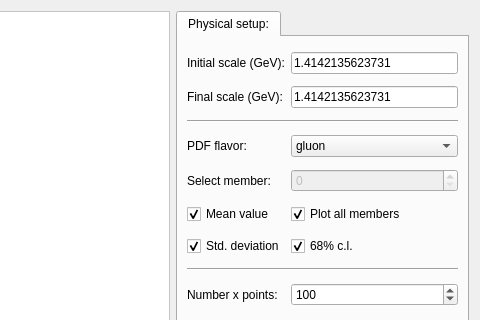
scarrazza/apfel, file apfelgui2/forms/plotmembers.ui: the form before one commit; both pictures show x 541 to 1021 and y 0 to 320 of the 1021 by 522 pixel window.
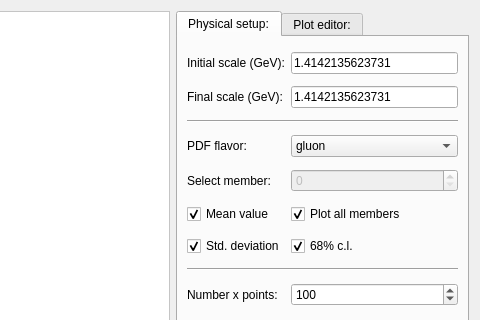
The form after the commit. Icons and pictures are not drawn.

Diff of the .ui file:
```diff
--- a/apfelgui2/forms/plotmembers.ui
+++ b/apfelgui2/forms/plotmembers.ui
@@ -369,6 +369,11 @@
        </item>
       </layout>
      </widget>
+     <widget class="QWidget" name="tab_2">
+      <attribute name="title">
+       <string>Plot editor:</string>
+      </attribute>
+     </widget>
     </widget>
    </item>
    <item row="1" column="1">
```
